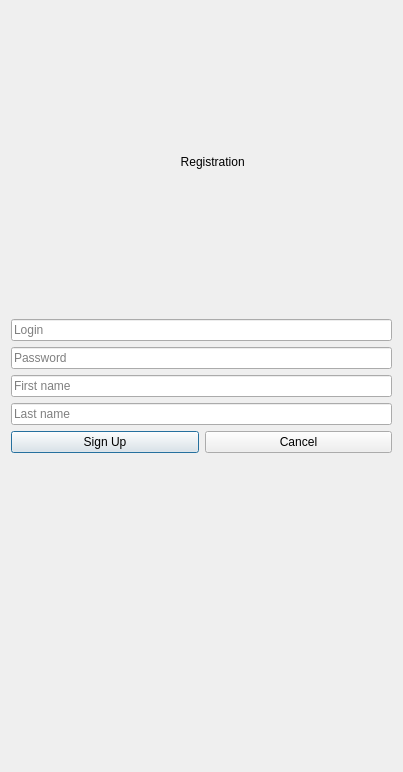
Qt form registration.ui (Knigan/Qt-Messenger) before a commit.
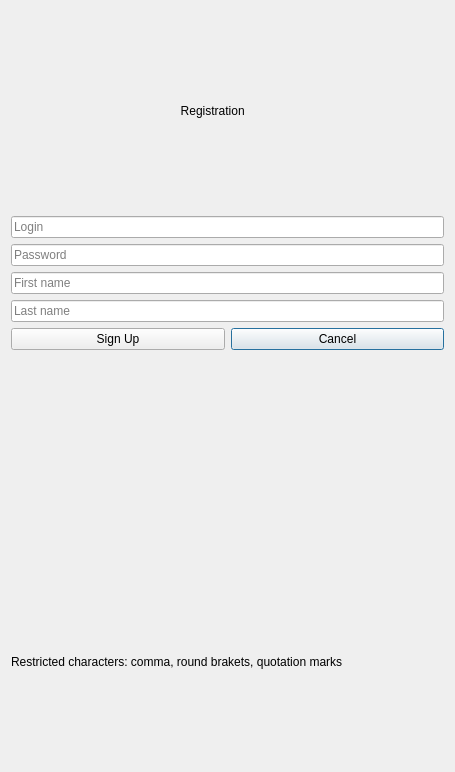
The same form after that commit.

Patch:
```diff
--- a/registration.ui
+++ b/registration.ui
@@ -6,7 +6,7 @@
    <rect>
     <x>0</x>
     <y>0</y>
-    <width>403</width>
+    <width>455</width>
     <height>772</height>
    </rect>
   </property>
@@ -14,14 +14,38 @@
    <string>Dialog</string>
   </property>
   <layout class="QGridLayout" name="gridLayout">
-   <item row="1" column="0" colspan="2">
-    <widget class="QLineEdit" name="LoginLineEdit">
+   <item row="6" column="1" colspan="2">
+    <widget class="QLabel" name="ErrorLabel">
+     <property name="text">
+      <string/>
+     </property>
+    </widget>
+   </item>
+   <item row="3" column="1" colspan="2">
+    <widget class="QLineEdit" name="FirstNameLineEdit">
+     <property name="text">
+      <string/>
+     </property>
      <property name="placeholderText">
-      <string>Login</string>
+      <string>First name</string>
      </property>
     </widget>
    </item>
-   <item row="2" column="0" colspan="2">
+   <item row="5" column="2">
+    <widget class="QPushButton" name="CancelButton">
+     <property name="text">
+      <string>Cancel</string>
+     </property>
+    </widget>
+   </item>
+   <item row="0" column="1" colspan="2">
+    <widget class="QLabel" name="TitleLabel">
+     <property name="text">
+      <string>                                                   Registration</string>
+     </property>
+    </widget>
+   </item>
+   <item row="2" column="1" colspan="2">
     <widget class="QLineEdit" name="PasswordLineEdit">
      <property name="text">
       <string/>
@@ -34,48 +58,31 @@
      </property>
     </widget>
    </item>
-   <item row="3" column="0" colspan="2">
-    <widget class="QLineEdit" name="FirstNameLineEdit">
-     <property name="text">
-      <string/>
-     </property>
-     <property name="placeholderText">
-      <string>First name</string>
-     </property>
-    </widget>
-   </item>
-   <item row="4" column="0" colspan="2">
+   <item row="4" column="1" colspan="2">
     <widget class="QLineEdit" name="LastNameLineEdit">
      <property name="placeholderText">
       <string>Last name</string>
      </property>
     </widget>
    </item>
-   <item row="5" column="0">
+   <item row="5" column="1">
     <widget class="QPushButton" name="SignUpButton">
      <property name="text">
       <string>Sign Up</string>
      </property>
     </widget>
    </item>
-   <item row="5" column="1">
-    <widget class="QPushButton" name="CancelButton">
-     <property name="text">
-      <string>Cancel</string>
+   <item row="1" column="1" colspan="2">
+    <widget class="QLineEdit" name="LoginLineEdit">
+     <property name="placeholderText">
+      <string>Login</string>
      </property>
     </widget>
    </item>
-   <item row="6" column="0" colspan="2">
-    <widget class="QLabel" name="ErrorLabel">
+   <item row="7" column="1" colspan="2">
+    <widget class="QLabel" name="TipLabel">
      <property name="text">
-      <string/>
-     </property>
-    </widget>
-   </item>
-   <item row="0" column="0" colspan="2">
-    <widget class="QLabel" name="label">
-     <property name="text">
-      <string>                                                   Registration</string>
+      <string>Restricted characters: comma, round brakets, quotation marks</string>
      </property>
     </widget>
    </item>
```
